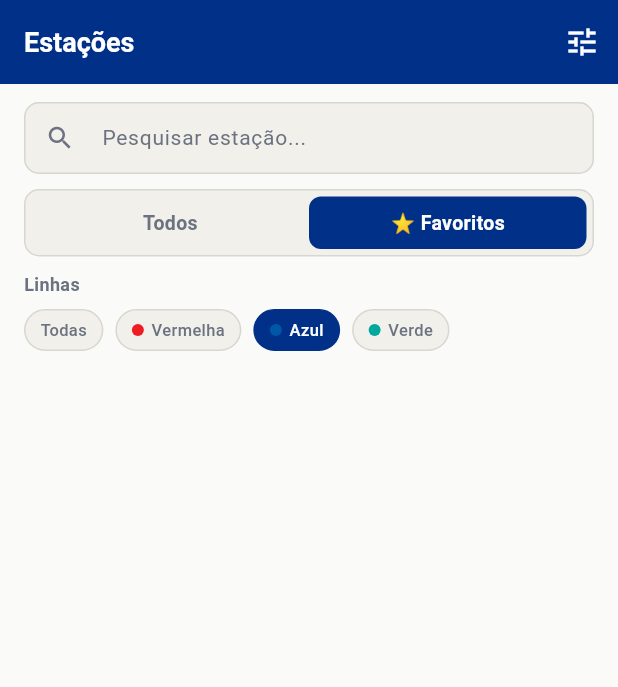
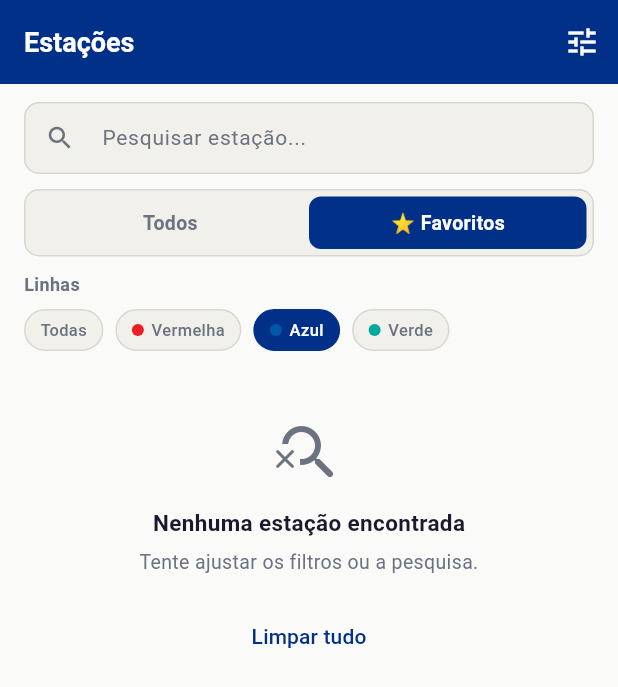
Before and after one commit to DcRPt/lisbon-subway, a Flutter app: the ListScreen screen opened directly, after a tap on "⭐ Favoritos", after a tap on "Azul", on a phone screen of 412 x 824 dp. Shown: the top 687 px of the screen. Run offline on Flutter 3.47's test engine with Material 3 defaults, Android fonts, the phone set to English and light mode, and no system bars; missing offline and left inert: testable_form_field.

```diff
--- a/lib/screens/list_screen.dart
+++ b/lib/screens/list_screen.dart
@@ -61,20 +61,6 @@ Color _lineColor(String lineName) {
   return AppColors.kGrey;
 }
 
-Color _severityBg(double avg) {
-  if (avg == 0) return const Color(0xFFF2F0EB);
-  if (avg < 2) return const Color(0xFFEDF7E3);
-  if (avg < 4) return const Color(0xFFFFF8E1);
-  return const Color(0xFFFCEBEB);
-}
-
-Color _severityFg(double avg) {
-  if (avg == 0) return AppColors.kGrey;
-  if (avg < 2) return AppColors.kSuccessGreen;
-  if (avg < 4) return const Color(0xFFB36B00);
-  return const Color(0xFFA32D2D);
-}
-
 class _Filters {
   _SortBy sortBy = _SortBy.distance;
   bool noIncidentsOnly = false;
@@ -133,6 +119,14 @@ class _ListScreenState extends State<ListScreen> {
   }
 
   List<Station> _filtered(List<Station> all) {
+    // no active filters on opening
+    if (_query.isEmpty &&
+        !_favoritesOnly &&
+        _selectedLine == null &&
+        _filters.activeCount == 0) {
+      return all;
+    }
+
     final results = all.where((s) {
       if (_query.isNotEmpty && !s.name.toLowerCase().contains(_query)) return false;
       if (_favoritesOnly && !s.isFavourite) return false;
@@ -312,8 +306,11 @@ class _ListScreenState extends State<ListScreen> {
                     final active = !draft.excludedTypes.contains(t);
                     return _sheetChip(t.displayName, active,
                         onTap: () => setSheet(() {
-                          if (active) draft.excludedTypes.add(t);
-                          else draft.excludedTypes.remove(t);
+                          if (active) {
+                            draft.excludedTypes.add(t);
+                          } else {
+                            draft.excludedTypes.remove(t);
+                          }
                         }));
                   }).toList(),
                 ),
@@ -412,7 +409,7 @@ class _ListScreenState extends State<ListScreen> {
                     fontSize: 14,
                     color: value ? AppColors.kNavyBlue : const Color(0xFF1A1A2E),
                     fontWeight: value ? FontWeight.w600 : FontWeight.w400))),
-        Switch(value: value, onChanged: onChanged, activeColor: AppColors.kNavyBlue),
+        Switch(value: value, onChanged: onChanged, activeThumbColor: AppColors.kNavyBlue),
       ]);
 
   Widget _searchBar() => TextField(
@@ -574,12 +571,13 @@ class _ListScreenState extends State<ListScreen> {
         builder: (_) => StationDetailScreen(station: station),
       )),
       contentPadding: const EdgeInsets.symmetric(horizontal: 16, vertical: 4),
-      title: Text(                                      // ← plain Text for test finder
+      title: Text(
         station.name,
         style: const TextStyle(
             fontSize: 15, fontWeight: FontWeight.w600, color: Color(0xFF1A1A2E)),
       ),
-      subtitle: Row(children: [                        // ← line + distance in subtitle
+      // line + distance in subtitle
+      subtitle: Row(children: [
         Container(
             width: 9, height: 9,
             decoration: BoxDecoration(
@@ -670,12 +668,14 @@ class _ListScreenState extends State<ListScreen> {
         ],
       ),
       body: SafeArea(
-        child: ListView.builder(                        // ← header inside ListView
+        // header inside ListView
+        child: ListView.builder(
           key: const Key('list-view'),
-          itemCount: filtered.length + 1,
+          itemCount: filtered.isEmpty ? 2 : filtered.length + 1,
           itemBuilder: (_, i) {
             if (i == 0) return _buildHeader(lines, hasDisruption);
-            return _stationTile(all[i - 1]);
+            if (filtered.isEmpty) return _emptyState();
+            return _stationTile(filtered[i - 1]);
           },
         ),
       ),
```
